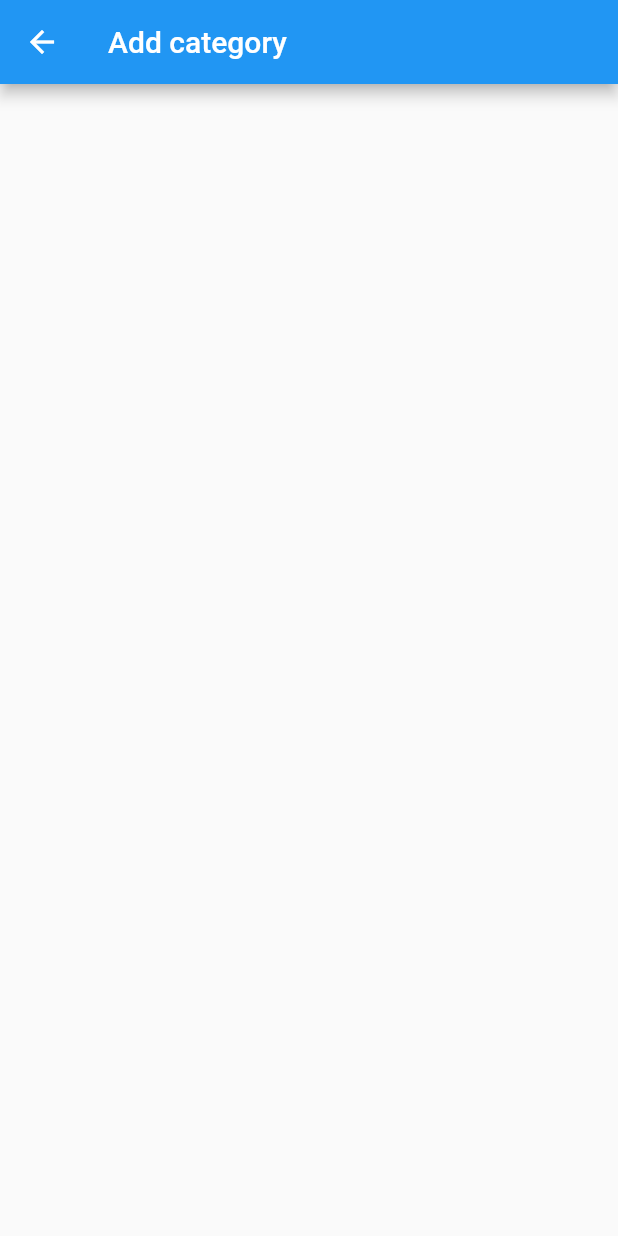
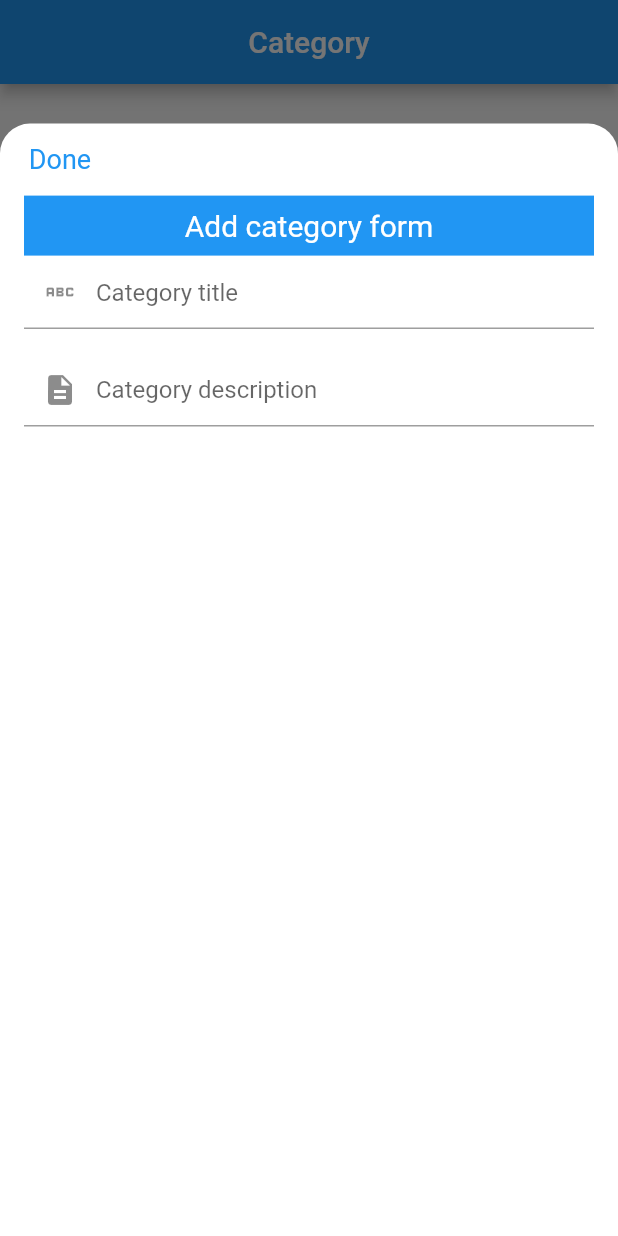
Before and after one commit to mrtordoide/inv_app, a Flutter app: the screen it shows after launch, item 2 of the bottom bar chosen, after a tap on the "add" icon, on a phone screen of 412 x 824 dp. Run offline on Flutter 3.47's test engine with Material 2 defaults, Android fonts, the phone set to English and light mode, and no system bars; our stand-ins replace flutter_slidable; network calls fail.

Commit message:
adding reusable component called bottom_sheet

```diff
--- a/lib/apis/get_category.dart
+++ b/lib/apis/get_category.dart
@@ -3,10 +3,12 @@ import 'dart:convert';
 import 'package:http/http.dart' as http;
 
 Future<List> fetchCategory() async {
-  var data = await http.get(Uri.parse("http://10.0.2.2:8000/category"));
+  // var data = await http.get(Uri.parse("http://10.0.2.2:8000/category"));
+  var data = await http.get(
+      Uri.parse("https://mimi-inventory-app.herokuapp.com/api/v1/category"));
   var jsonData = json.decode(data.body);
 
-  List categories = jsonData;
+  List categories = jsonData["result"];
 
   return categories;
 }
--- a/lib/apis/get_product.dart
+++ b/lib/apis/get_product.dart
@@ -3,10 +3,12 @@ import 'dart:convert';
 import 'package:http/http.dart' as http;
 
 Future<List> fetchProduct() async {
-  var data = await http.get(Uri.parse("http://10.0.2.2:8000/product"));
+  // var data = await http.get(Uri.parse("http://10.0.2.2:8000/product"));
+  var data = await http.get(
+      Uri.parse("https://mimi-inventory-app.herokuapp.com/api/v1/category"));
   var jsonData = json.decode(data.body);
 
-  List product = jsonData;
+  List product = jsonData["result"];
 
   return product;
 }
--- a/lib/apis/get_supplier.dart
+++ b/lib/apis/get_supplier.dart
@@ -3,10 +3,12 @@ import 'dart:convert';
 import 'package:http/http.dart' as http;
 
 Future<List> fetchSupplier() async {
-  var data = await http.get(Uri.parse("http://10.0.2.2:8000/supplier"));
+  // var data = await http.get(Uri.parse("http://10.0.2.2:8000/supplier"));
+  var data = await http.get(
+      Uri.parse("https://mimi-inventory-app.herokuapp.com/api/v1/category"));
   var jsonData = json.decode(data.body);
 
-  List supplier = jsonData;
+  List supplier = jsonData["result"];
 
   return supplier;
 }
--- a/lib/screens/add_category_screen.dart
+++ b/lib/screens/add_category_screen.dart
@@ -1,19 +1,52 @@
 import 'package:flutter/material.dart';
+import 'package:inventory_app/widgets/bottom_sheet.dart';
 
 class AddCategoryScreen extends StatefulWidget {
-  AddCategoryScreen({Key? key}) : super(key: key);
+  const AddCategoryScreen({Key? key}) : super(key: key);
 
   @override
   State<AddCategoryScreen> createState() => _AddCategoryScreenState();
 }
 
 class _AddCategoryScreenState extends State<AddCategoryScreen> {
+  String title = "";
+  String description = "";
+  Widget buildTitle() => TextFormField(
+        decoration: const InputDecoration(
+          contentPadding: EdgeInsets.fromLTRB(20.0, 15.0, 20.0, 15.0),
+          prefixIcon: Padding(
+            padding: EdgeInsets.symmetric(vertical: 0),
+            child: Icon(
+              Icons.abc,
+            ),
+          ),
+          hintText: "Category title",
+        ),
+        onChanged: (value) => setState(() => title = value),
+      );
+  Widget buildDescription() => TextFormField(
+        decoration: const InputDecoration(
+          contentPadding: EdgeInsets.fromLTRB(20.0, 15.0, 20.0, 15.0),
+          prefixIcon: Icon(Icons.description),
+          hintText: "Category description",
+        ),
+        onChanged: (value) => setState(() => description = value),
+      );
   @override
   Widget build(BuildContext context) {
-    return Scaffold(
-      appBar: AppBar(
-        title: const Text("Add category"),
-      ),
-    );
+    return CustomBottomSheet(
+        title: "Add category form",
+        child: Column(
+          children: [
+            buildTitle(),
+            const SizedBox(
+              height: 16,
+            ),
+            buildDescription(),
+            const SizedBox(
+              height: 16,
+            ),
+          ],
+        ));
   }
 }
--- a/lib/screens/add_product_screen.dart
+++ b/lib/screens/add_product_screen.dart
@@ -1,19 +1,54 @@
 import 'package:flutter/material.dart';
+import 'package:inventory_app/widgets/bottom_sheet.dart';
 
 class AddProductScreen extends StatefulWidget {
-  AddProductScreen({Key? key}) : super(key: key);
+  const AddProductScreen({Key? key}) : super(key: key);
 
   @override
   State<AddProductScreen> createState() => _AddProductScreenState();
 }
 
 class _AddProductScreenState extends State<AddProductScreen> {
+  String title = "";
+  String description = "";
+
+  Widget buildTitle() => TextFormField(
+        decoration: const InputDecoration(
+          contentPadding: EdgeInsets.fromLTRB(20.0, 15.0, 20.0, 15.0),
+          prefixIcon: Padding(
+            padding: EdgeInsets.symmetric(vertical: 0),
+            child: Icon(
+              Icons.abc,
+            ),
+          ),
+          hintText: "Product title",
+        ),
+        onChanged: (value) => setState(() => title = value),
+      );
+  Widget buildDescription() => TextFormField(
+        decoration: const InputDecoration(
+          contentPadding: EdgeInsets.fromLTRB(20.0, 15.0, 20.0, 15.0),
+          prefixIcon: Icon(Icons.description),
+          hintText: "Product description",
+        ),
+        onChanged: (value) => setState(() => description = value),
+      );
+
   @override
   Widget build(BuildContext context) {
-    return Scaffold(
-      appBar: AppBar(
-        title: const Text("Add product"),
-      ),
-    );
+    return CustomBottomSheet(
+        title: "Add product form",
+        child: Column(
+          children: [
+            buildTitle(),
+            const SizedBox(
+              height: 16,
+            ),
+            buildDescription(),
+            const SizedBox(
+              height: 16,
+            ),
+          ],
+        ));
   }
 }
--- a/lib/screens/add_supplier_screen.dart
+++ b/lib/screens/add_supplier_screen.dart
@@ -1,18 +1,52 @@
 import 'package:flutter/material.dart';
+import 'package:inventory_app/widgets/bottom_sheet.dart';
 
 class AddSupplierScreen extends StatefulWidget {
-  AddSupplierScreen({Key? key}) : super(key: key);
+  const AddSupplierScreen({Key? key}) : super(key: key);
 
   @override
   State<AddSupplierScreen> createState() => _AddSupplierScreenState();
 }
 
 class _AddSupplierScreenState extends State<AddSupplierScreen> {
+  String title = "";
+  String description = "";
+  Widget buildTitle() => TextFormField(
+        decoration: const InputDecoration(
+          contentPadding: EdgeInsets.fromLTRB(20.0, 15.0, 20.0, 15.0),
+          prefixIcon: Padding(
+            padding: EdgeInsets.symmetric(vertical: 0),
+            child: Icon(
+              Icons.abc,
+            ),
+          ),
+          hintText: "Supplier title",
+        ),
+        onChanged: (value) => setState(() => title = value),
+      );
+  Widget buildDescription() => TextFormField(
+        decoration: const InputDecoration(
+          contentPadding: EdgeInsets.fromLTRB(20.0, 15.0, 20.0, 15.0),
+          prefixIcon: Icon(Icons.description),
+          hintText: "Supplier description",
+        ),
+        onChanged: (value) => setState(() => description = value),
+      );
   @override
   Widget build(BuildContext context) {
-    return Scaffold(
-        appBar: AppBar(
-      title: const Text("Add supplier"),
-    ));
+    return CustomBottomSheet(
+        title: "Add supplier form",
+        child: Column(
+          children: [
+            buildTitle(),
+            const SizedBox(
+              height: 16,
+            ),
+            buildDescription(),
+            const SizedBox(
+              height: 16,
+            ),
+          ],
+        ));
   }
 }
--- a/lib/screens/home_screen.dart
+++ b/lib/screens/home_screen.dart
@@ -2,6 +2,7 @@ import 'package:flutter/material.dart';
 import 'package:inventory_app/screens/add_category_screen.dart';
 import 'package:inventory_app/screens/add_product_screen.dart';
 import 'package:inventory_app/screens/add_supplier_screen.dart';
+import 'package:inventory_app/widgets/bottom_sheet.dart';
 import 'package:inventory_app/widgets/list_builder.dart';
 import '../apis/get_category.dart';
 import '../apis/get_product.dart';
@@ -18,9 +19,16 @@ class HomeScreen extends StatefulWidget {
 
 class _HomeScreenState extends State<HomeScreen> {
   int _selectedIndex = 0;
-  // static List<ListBuilderData> myList = <ListBuilderData>[];
   List<Widget> myBodyWidget = <Widget>[];
   late Future<List> future;
+
+  static const List<Widget> myBottomSheet = <Widget>[
+    AddProductScreen(),
+    AddCategoryScreen(),
+    AddSupplierScreen(),
+    // const CustomBottomSheet(),
+  ];
+
   var appBarTitle = "";
   void onAddButtonTapped;
 
@@ -70,14 +78,29 @@ class _HomeScreenState extends State<HomeScreen> {
         child: FloatingActionButton(
           onPressed: () {
             if (_selectedIndex == 0) {
-              Navigator.push(context,
-                  MaterialPageRoute(builder: (context) => AddProductScreen()));
+              showModalBottomSheet(
+                  isScrollControlled: true,
+                  backgroundColor: Colors.transparent,
+                  context: context,
+                  builder: (BuildContext context) {
+                    return myBottomSheet.elementAt(_selectedIndex);
+                  });
             } else if (_selectedIndex == 1) {
-              Navigator.push(context,
-                  MaterialPageRoute(builder: (context) => AddCategoryScreen()));
+              showModalBottomSheet(
+                  isScrollControlled: true,
+                  backgroundColor: Colors.transparent,
+                  context: context,
+                  builder: (BuildContext context) {
+                    return myBottomSheet.elementAt(_selectedIndex);
+                  });
             } else {
-              Navigator.push(context,
-                  MaterialPageRoute(builder: (context) => AddSupplierScreen()));
+              showModalBottomSheet(
+                  isScrollControlled: true,
+                  backgroundColor: Colors.transparent,
+                  context: context,
+                  builder: (BuildContext context) {
+                    return myBottomSheet.elementAt(_selectedIndex);
+                  });
             }
           },
           backgroundColor: Colors.blue,
--- /dev/null
+++ b/lib/widgets/bottom_sheet.dart
@@ -0,0 +1,71 @@
+import 'package:flutter/material.dart';
+
+class CustomBottomSheet extends StatefulWidget {
+  final Widget child;
+  String title;
+
+  CustomBottomSheet({Key? key, required this.child, this.title = ""})
+      : super(key: key);
+
+  @override
+  State<CustomBottomSheet> createState() => _CustomBottomSheetState();
+}
+
+class _CustomBottomSheetState extends State<CustomBottomSheet> {
+  @override
+  Widget build(BuildContext context) {
+    Widget makeDismissable({required Widget child}) => GestureDetector(
+          behavior: HitTestBehavior.opaque,
+          onTap: () => Navigator.of(context).pop(),
+          child: GestureDetector(
+            onTap: () {},
+            child: child,
+          ),
+        );
+
+    return makeDismissable(
+        child: DraggableScrollableSheet(
+            initialChildSize: 0.9,
+            minChildSize: 0.5,
+            maxChildSize: 0.9,
+            builder: (_, controller) => Container(
+                  decoration: const BoxDecoration(
+                      color: Colors.white,
+                      borderRadius:
+                          BorderRadius.vertical(top: Radius.circular(20))),
+                  padding:
+                      const EdgeInsets.only(right: 16, left: 16, bottom: 16),
+                  child: ListView(controller: controller, children: [
+                    Column(
+                      crossAxisAlignment: CrossAxisAlignment.start,
+                      children: [
+                        TextButton(
+                          style: TextButton.styleFrom(
+                            textStyle: const TextStyle(fontSize: 18),
+                            minimumSize: Size.zero,
+                            padding: EdgeInsets.zero,
+                          ),
+                          onPressed: () => Navigator.of(context).pop(),
+                          child: const Text('Done'),
+                        ),
+                        Container(
+                          height: 40.0,
+                          decoration: const BoxDecoration(
+                            color: Colors.blue,
+                          ),
+                          child: Center(
+                            heightFactor: 2.0,
+                            child: Text(
+                              widget.title,
+                              style: const TextStyle(
+                                  fontSize: 20, color: Colors.white),
+                            ),
+                          ),
+                        ),
+                      ],
+                    ),
+                    widget.child,
+                  ]),
+                )));
+  }
+}
```
Also changed, not shown: lib/widgets/list_builder.dart (+14 -9 lines).
